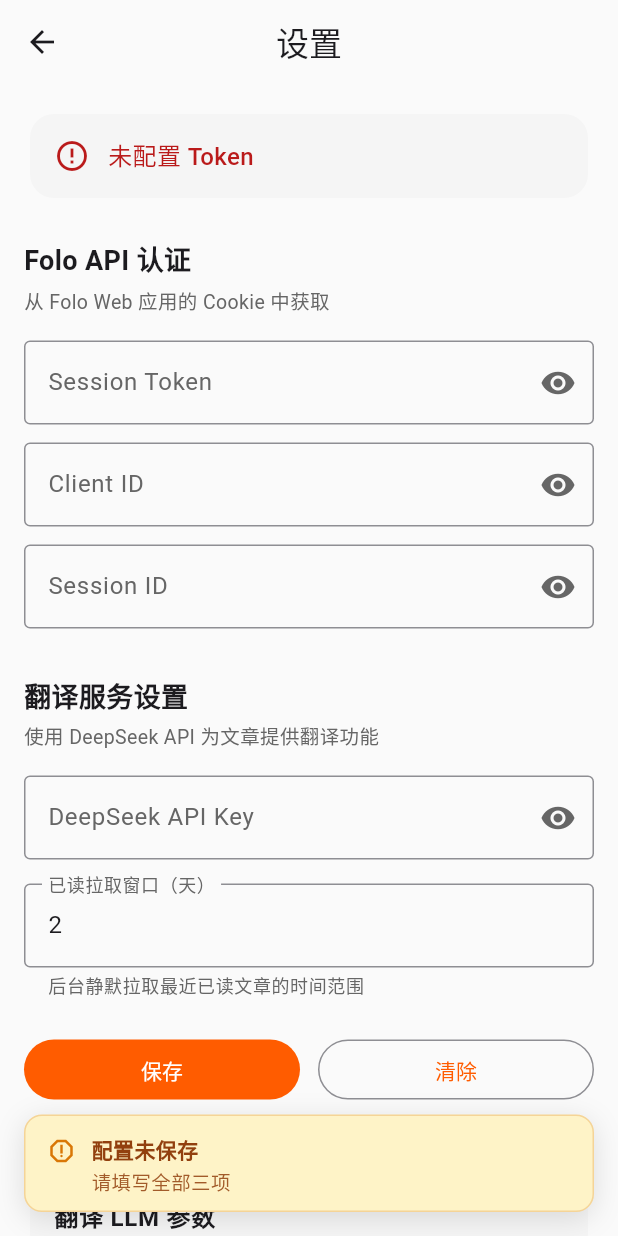
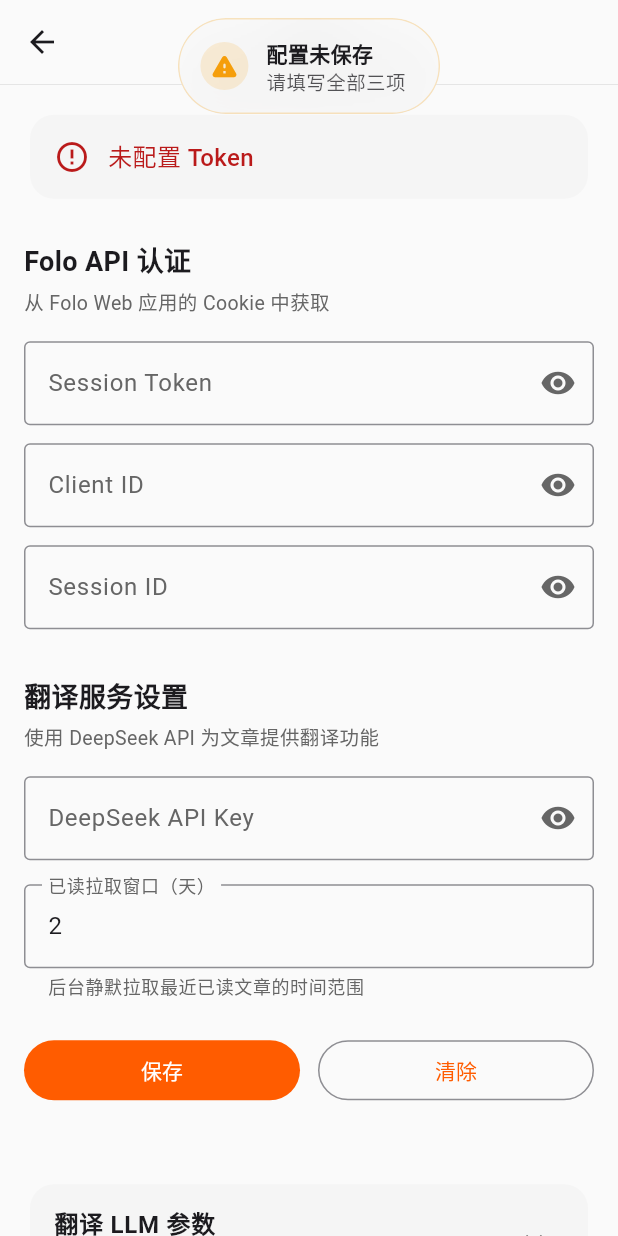
Before and after one commit to X-Ray-git/autofolo-mobile, a Flutter app: the SettingsPage screen opened by its route, after a tap on "保存", on a phone screen of 412 x 824 dp. Run offline on Flutter 3.47's test engine with Material 3 defaults, Android fonts, the phone set to English and light mode, and no system bars; our stand-ins replace cached_network_image, dio, flutter_html, flutter_smart_dialog, get, hive_flutter and 3 more; missing offline and left inert: flutter_displaymode, image_gallery_saver_plus; accounts and stored records are empty.

Commit message:
Refactor: Settings LLM subtitle, FeedbackToast Material 3 rewrite

```diff
--- a/lib/common/widgets/feedback_toast.dart
+++ b/lib/common/widgets/feedback_toast.dart
@@ -1,3 +1,4 @@
+import 'dart:ui';
 import 'package:flutter/material.dart';
 import 'package:flutter_smart_dialog/flutter_smart_dialog.dart';
 
@@ -27,11 +28,28 @@
   }) {
     SmartDialog.showToast(
       '',
-      displayTime: const Duration(milliseconds: 1500),
-      alignment: Alignment.bottomCenter,
+      displayTime: const Duration(milliseconds: 2000),
+      alignment: Alignment.topCenter,
       clickMaskDismiss: false,
       usePenetrate: true,
       consumeEvent: false,
+      // 增加顺畅的位移与淡入淡出（Slide & Fade）组合动画
+      animationBuilder: (controller, child, animationParam) {
+        return SlideTransition(
+          position: Tween<Offset>(
+            begin: const Offset(0, -0.6), // 从上方滑入
+            end: Offset.zero,
+          ).animate(CurvedAnimation(
+            parent: controller,
+            curve: Curves.easeOutCubic,
+            reverseCurve: Curves.easeInCubic,
+          )),
+          child: FadeTransition(
+            opacity: controller,
+            child: child,
+          ),
+        );
+      },
       builder: (context) => _FeedbackToast(
         title: title,
         message: message,
@@ -57,70 +75,63 @@
     final cs = Theme.of(context).colorScheme;
     final isDark = Theme.of(context).brightness == Brightness.dark;
 
-    final (Color accent, Color background, Color foreground, IconData icon) =
-        switch (tone) {
-      FeedbackTone.info => (
-          cs.primary,
-          cs.primaryContainer,
-          cs.onPrimaryContainer,
-          Icons.info_outline,
-        ),
-      FeedbackTone.success => (
-          const Color(0xFF16A34A),
-          isDark
-              ? const Color(0xFF052E16)
-              : const Color(0xFFDCFCE7),
-          isDark ? const Color(0xFFBBF7D0) : const Color(0xFF166534),
-          Icons.check_circle_outline,
-        ),
-      FeedbackTone.warning => (
-          const Color(0xFFD97706),
-          isDark
-              ? const Color(0xFF451A03)
-              : const Color(0xFFFEF3C7),
-          isDark ? const Color(0xFFFDE68A) : const Color(0xFF92400E),
-          Icons.report_outlined,
-        ),
-      FeedbackTone.error => (
-          cs.error,
-          cs.errorContainer,
-          cs.onErrorContainer,
-          Icons.error_outline,
-        ),
+    // 分配各状态的专属色彩与圆润图标
+    final (Color accent, IconData icon) = switch (tone) {
+      FeedbackTone.info => (cs.primary, Icons.info_rounded),
+      FeedbackTone.success => (const Color(0xFF10B981), Icons.check_circle_rounded),
+      FeedbackTone.warning => (const Color(0xFFF59E0B), Icons.warning_rounded),
+      FeedbackTone.error => (cs.error, Icons.error_rounded),
     };
 
+    // 背景色：采用与当前亮度适配的半透明基色，以衬托毛玻璃效果
+    final bgColor = isDark
+        ? const Color(0xFF1C1C1E).withValues(alpha: 0.85)
+        : const Color(0xFFF9F9F9).withValues(alpha: 0.85);
+
+    final foreground = cs.onSurface;
+
     return SafeArea(
-      top: false,
+      bottom: false,
       child: Padding(
-        padding: const EdgeInsets.fromLTRB(16, 0, 16, 16),
+        padding: const EdgeInsets.only(top: 12, left: 24, right: 24),
         child: ConstrainedBox(
-          constraints: const BoxConstraints(maxWidth: 400),
-          child: Material(
-            color: Colors.transparent,
+          constraints: const BoxConstraints(maxWidth: 380),
+          child: ClipRRect(
+            borderRadius: BorderRadius.circular(999), // 完美的胶囊状
+            child: BackdropFilter(
+              filter: ImageFilter.blur(sigmaX: 20, sigmaY: 20),
               child: Container(
                 decoration: BoxDecoration(
-                color: background,
-                borderRadius: BorderRadius.circular(12),
-                border: Border.all(color: accent.withValues(alpha: 0.25)),
+                  color: bgColor,
+                  borderRadius: BorderRadius.circular(999),
+                  border: Border.all(
+                    color: accent.withValues(alpha: 0.25),
+                    width: 1,
+                  ),
                   boxShadow: [
                     BoxShadow(
-                    color: Colors.black.withValues(alpha: 0.12),
-                    blurRadius: 16,
-                    offset: const Offset(0, 4),
+                      color: Colors.black.withValues(alpha: 0.1),
+                      blurRadius: 24,
+                      offset: const Offset(0, 8),
                     ),
                   ],
                 ),
                 padding: const EdgeInsets.symmetric(horizontal: 14, vertical: 12),
                 child: Row(
-                crossAxisAlignment: CrossAxisAlignment.start,
                   mainAxisSize: MainAxisSize.min,
+                  crossAxisAlignment: CrossAxisAlignment.center,
                   children: [
-                  Padding(
-                    padding: const EdgeInsets.only(top: 1),
+                    // 图标底座：带微弱透明度的强调色圆圈
+                    Container(
+                      padding: const EdgeInsets.all(6),
+                      decoration: BoxDecoration(
+                        color: accent.withValues(alpha: 0.15),
+                        shape: BoxShape.circle,
+                      ),
                       child: Icon(icon, size: 20, color: accent),
                     ),
-                  const SizedBox(width: 10),
-                  Expanded(
+                    const SizedBox(width: 12),
+                    Flexible(
                       child: Column(
                         crossAxisAlignment: CrossAxisAlignment.start,
                         mainAxisSize: MainAxisSize.min,
@@ -131,25 +142,29 @@
                             overflow: TextOverflow.ellipsis,
                             style: TextStyle(
                               fontSize: 14,
-                            fontWeight: FontWeight.w700,
+                              fontWeight: FontWeight.bold,
                               color: foreground,
                             ),
                           ),
-                        const SizedBox(height: 3),
+                          if (message.isNotEmpty) ...[
+                            const SizedBox(height: 2),
                             Text(
                               message,
-                          maxLines: 2,
+                              maxLines: 1,
                               overflow: TextOverflow.ellipsis,
                               style: TextStyle(
                                 fontSize: 13,
-                            height: 1.25,
-                            color: foreground.withValues(alpha: 0.85),
+                                color: foreground.withValues(alpha: 0.75),
+                                height: 1.2,
                               ),
                             ),
                           ],
+                        ],
                       ),
                     ),
+                    const SizedBox(width: 8), // 右侧流出呼吸空间
                   ],
+                ),
               ),
             ),
           ),
--- a/lib/pages/settings/settings_page.dart
+++ b/lib/pages/settings/settings_page.dart
@@ -123,7 +123,16 @@
     final colorScheme = Theme.of(context).colorScheme;
 
     return Scaffold(
-      appBar: widget.showAppBar ? AppBar(title: const Text('设置')) : null,
+      appBar: widget.showAppBar
+          ? AppBar(
+              title: const Text('设置'),
+              scrolledUnderElevation: 1,
+              bottom: const PreferredSize(
+                preferredSize: Size.fromHeight(0.5),
+                child: Divider(height: 0.5, thickness: 0.5),
+              ),
+            )
+          : null,
       body: ListView(
         padding: const EdgeInsets.all(16),
         children: [
@@ -576,11 +585,7 @@
       child: ExpansionTile(
         title: Text(widget.title,
             style: const TextStyle(fontWeight: FontWeight.w600)),
-        subtitle: Text('模型: $_model  |  '
-            '思考: ${_thinking ? "开($_reasoningEffort)" : "关"}  |  '
-            'T: $_temperature  |  '
-            'max: $_maxTokens  |  '
-            '并发: $_concurrency'),
+        subtitle: Text('$_model  |  并发 $_concurrency'),
         children: [
           Padding(
             padding: const EdgeInsets.fromLTRB(16, 0, 16, 16),
```
Lines whose indentation alone changed are shown as unchanged.
